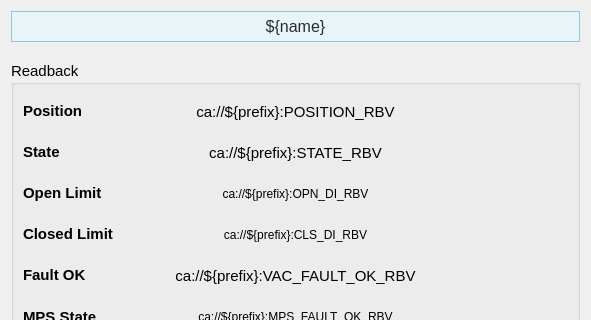
Before: the Qt Designer form pcdswidgets/static_ui/vacuum/valves/VFS_expert.ui in pcdshub/pcdswidgets, drawn with Qt 5; both pictures show x 0 to 591 and y 0 to 320 of the 591 by 767 pixel window.
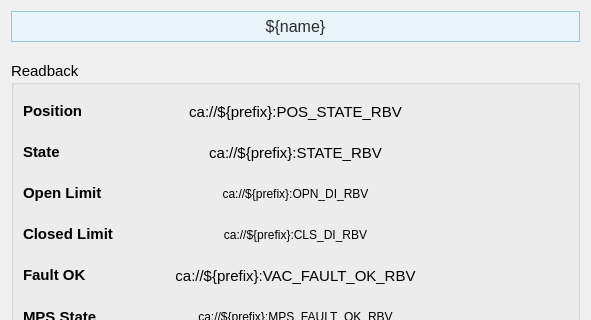
After: the same form once the commit is applied. Custom widgets are drawn as their Qt base class.

What changed in the file:
```diff
--- a/pcdswidgets/static_ui/vacuum/valves/VFS_expert.ui
+++ b/pcdswidgets/static_ui/vacuum/valves/VFS_expert.ui
@@ -256,7 +256,7 @@
              <string/>
             </property>
             <property name="text">
-             <string>ca://${prefix}:POSITION_RBV</string>
+             <string>ca://${prefix}:POS_STATE_RBV</string>
             </property>
             <property name="alignment">
              <set>Qt::AlignCenter</set>
```
Left out of the diff: 10 changed lines with no effect on the pictures.
